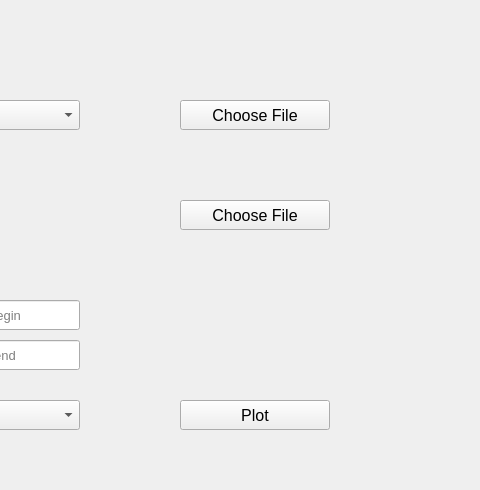
Old version of the form IMU/plot_util/ui/imu_gui.ui in the repository NeuroRehack/PhysiCam; both pictures show x 320 to 800 and y 0 to 490 of the 800 by 600 pixel window.
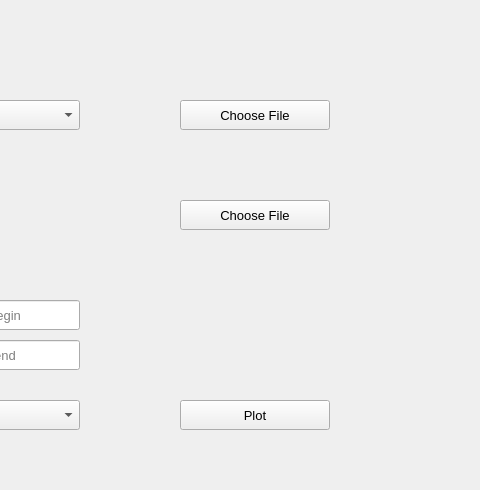
New version of the form.

```diff
--- a/IMU/plot_util/ui/imu_gui.ui
+++ b/IMU/plot_util/ui/imu_gui.ui
@@ -53,7 +53,7 @@
     </property>
     <property name="font">
      <font>
-      <pointsize>12</pointsize>
+      <pointsize>10</pointsize>
      </font>
     </property>
     <property name="text">
@@ -89,7 +89,7 @@
     </property>
     <property name="font">
      <font>
-      <pointsize>12</pointsize>
+      <pointsize>10</pointsize>
      </font>
     </property>
     <property name="text">
@@ -143,7 +143,7 @@
     </property>
     <property name="font">
      <font>
-      <pointsize>12</pointsize>
+      <pointsize>10</pointsize>
      </font>
     </property>
     <property name="text">
```
Left out of the diff: 10 changed lines with no effect on the pictures.
